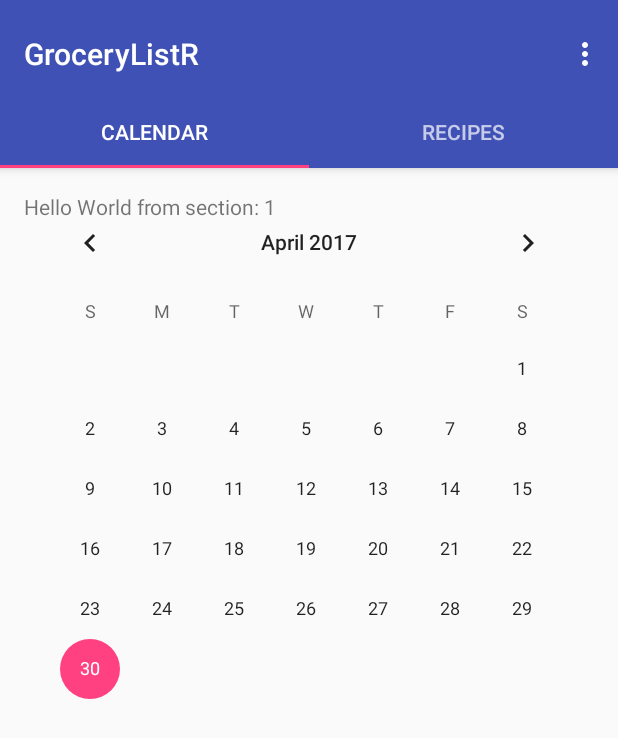
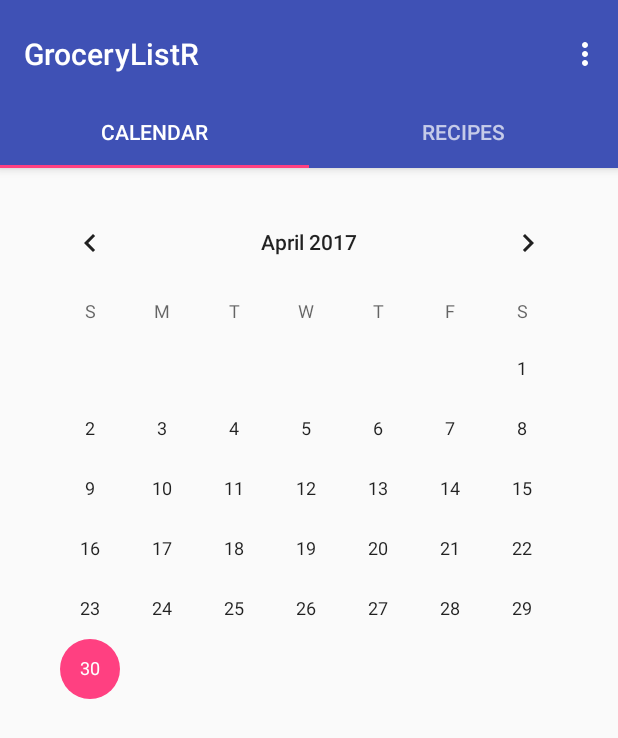
Before and after one commit to tk4218/GroceryListR, an Android app: the screen it shows after launch (MainActivity), on a phone screen of 412 x 824 dp. Shown: the top 738 px of the screen. Run offline under Robolectric (Android 15) with nearby library versions, the light colour scheme and no system bars.

Commit message:
Minor change to verify push is working.

```diff
--- a/app/src/main/java/com/tk4218/grocerylistr/Fragments/CalendarFragment.java
+++ b/app/src/main/java/com/tk4218/grocerylistr/Fragments/CalendarFragment.java
@@ -35,8 +35,6 @@ public  class CalendarFragment extends Fragment {
     public View onCreateView(LayoutInflater inflater, ViewGroup container,
                              Bundle savedInstanceState) {
         View rootView = inflater.inflate(R.layout.fragment_calendar, container, false);
-        TextView textView = (TextView) rootView.findViewById(R.id.section_label);
-        textView.setText(getString(R.string.section_format, getArguments().getInt(ARG_SECTION_NUMBER)));
         return rootView;
     }
 }
--- a/app/src/main/res/layout/fragment_calendar.xml
+++ b/app/src/main/res/layout/fragment_calendar.xml
@@ -8,17 +8,13 @@
     android:paddingTop="@dimen/activity_vertical_margin"
     tools:context="com.tk4218.grocerylistr.Fragments.CalendarFragment">
 
-    <TextView
-        android:id="@+id/section_label"
-        android:layout_width="wrap_content"
-        android:layout_height="wrap_content" />
-
     <CalendarView
         android:layout_width="match_parent"
         android:layout_height="wrap_content"
         android:id="@+id/calendarView"
-        android:layout_alignTop="@+id/section_label"
         android:layout_alignParentLeft="true"
         android:layout_alignParentStart="true" />
 
+
+
 </RelativeLayout>
```
